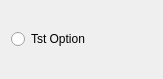
First picture: the form in test1/customctrl.ui, repository ciolben/asmv, before the edit.
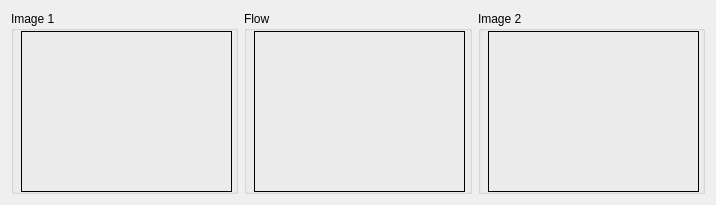
Second picture: the form after the edit.

Commit message: Frames dump + OpticalFlow integration

Patch:
```diff
--- a/test1/customctrl.ui
+++ b/test1/customctrl.ui
@@ -6,19 +6,94 @@
    <rect>
     <x>0</x>
     <y>0</y>
-    <width>163</width>
-    <height>79</height>
+    <width>716</width>
+    <height>205</height>
    </rect>
   </property>
   <property name="windowTitle">
    <string>Form</string>
   </property>
-  <layout class="QGridLayout" name="gridLayout">
-   <item row="0" column="0">
-    <widget class="QRadioButton" name="radioButton">
-     <property name="text">
-      <string>Tst Option</string>
+  <property name="layoutDirection">
+   <enum>Qt::LeftToRight</enum>
+  </property>
+  <layout class="QHBoxLayout" name="horizontalLayout_2">
+   <item>
+    <widget class="QGroupBox" name="groupBox_3">
+     <property name="title">
+      <string>Image 1</string>
      </property>
+     <widget class="QLabel" name="lblIm1">
+      <property name="geometry">
+       <rect>
+        <x>10</x>
+        <y>20</y>
+        <width>211</width>
+        <height>161</height>
+       </rect>
+      </property>
+      <property name="frameShape">
+       <enum>QFrame::Box</enum>
+      </property>
+      <property name="text">
+       <string/>
+      </property>
+     </widget>
+    </widget>
+   </item>
+   <item>
+    <layout class="QHBoxLayout" name="horizontalLayout">
+     <item>
+      <widget class="QGroupBox" name="groupBox">
+       <property name="title">
+        <string>Flow</string>
+       </property>
+       <widget class="QLabel" name="lblFlow">
+        <property name="geometry">
+         <rect>
+          <x>10</x>
+          <y>20</y>
+          <width>211</width>
+          <height>161</height>
+         </rect>
+        </property>
+        <property name="frameShape">
+         <enum>QFrame::Box</enum>
+        </property>
+        <property name="frameShadow">
+         <enum>QFrame::Plain</enum>
+        </property>
+        <property name="text">
+         <string/>
+        </property>
+       </widget>
+      </widget>
+     </item>
+    </layout>
+   </item>
+   <item>
+    <widget class="QGroupBox" name="groupBox_2">
+     <property name="title">
+      <string>Image 2</string>
+     </property>
+     <widget class="QLabel" name="lblIm2">
+      <property name="geometry">
+       <rect>
+        <x>10</x>
+        <y>20</y>
+        <width>211</width>
+        <height>161</height>
+       </rect>
+      </property>
+      <property name="frameShape">
+       <enum>QFrame::Box</enum>
+      </property>
+      <property name="frameShadow">
+       <enum>QFrame::Plain</enum>
+      </property>
+      <property name="text">
+       <string/>
+      </property>
+     </widget>
     </widget>
    </item>
   </layout>
```
The commit also changes 105 other files.
